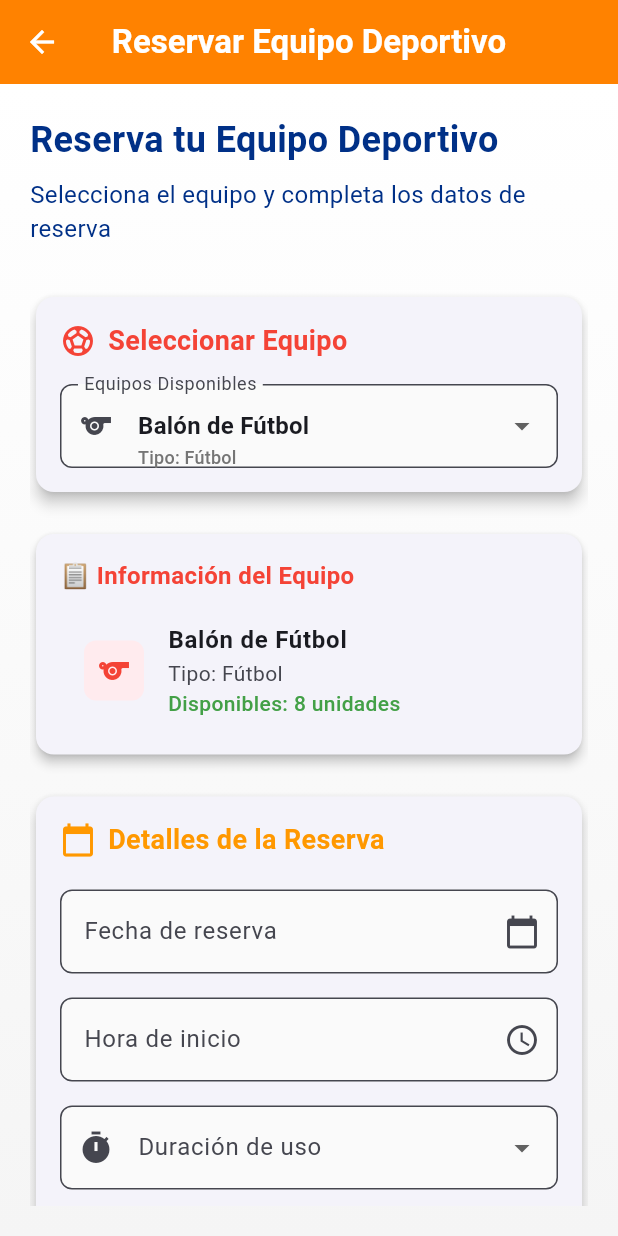
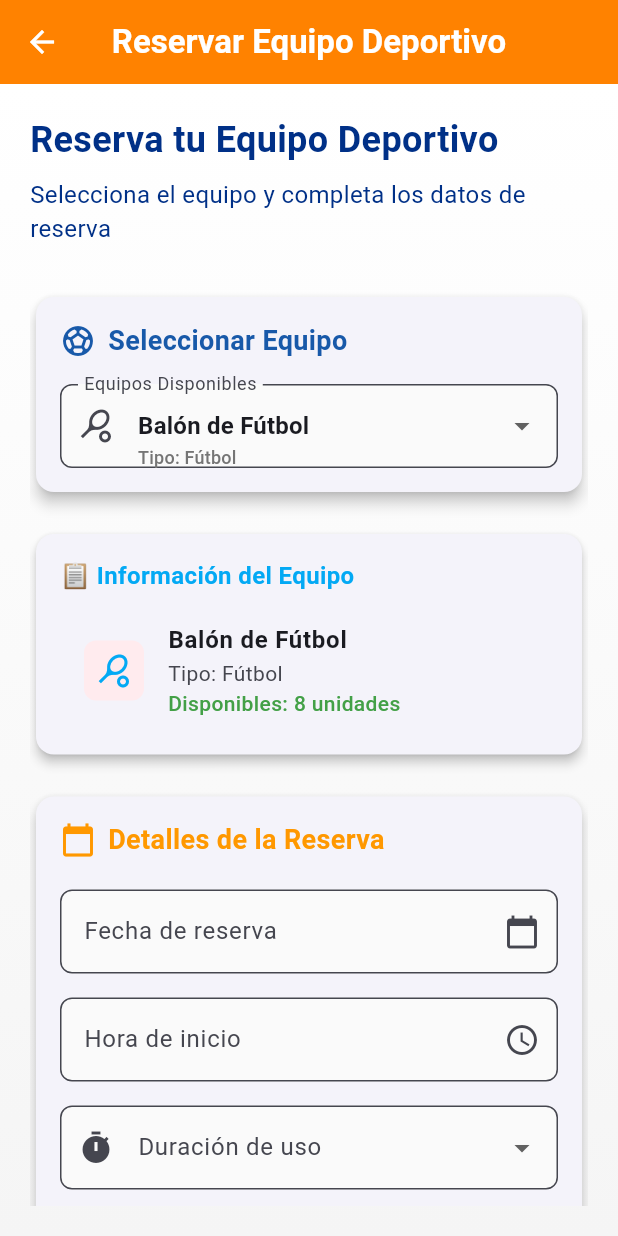
Before and after one commit to CarlRTS/RESERMET_IS, a Flutter app: the ReservationFormEquipment screen opened directly, on a phone screen of 412 x 824 dp. Run offline on Flutter 3.47's test engine with Material 3 defaults, Android fonts, the light colour scheme and no system bars; our stand-ins replace supabase_flutter; accounts and stored records are empty.

Commit message:
Frontend completo
frontend listo para articulos deportivos y consolas

```diff
--- a/resermet_2/lib/screens/reservations/reservation_form_console.dart
+++ b/resermet_2/lib/screens/reservations/reservation_form_console.dart
@@ -521,7 +521,7 @@ class _ReservationFormConsoleState extends State<ReservationFormConsole> {
                               'Información importante',
                               style: TextStyle(
                                 fontWeight: FontWeight.bold,
-                                color: Colors.blue,
+                                color: AppColors.unimetBlue,
                               ),
                             ),
                           ],
--- a/resermet_2/lib/screens/reservations/reservation_form_equipment.dart
+++ b/resermet_2/lib/screens/reservations/reservation_form_equipment.dart
@@ -180,7 +180,7 @@ class _ReservationFormEquipmentState extends State<ReservationFormEquipment> {
                             children: [
                               Icon(
                                 Icons.sports_soccer,
-                                color: Colors.red,
+                                color: AppColors.unimetBlueSecondary,
                                 size: 24,
                               ),
                               SizedBox(width: 8),
@@ -189,7 +189,7 @@ class _ReservationFormEquipmentState extends State<ReservationFormEquipment> {
                                 style: TextStyle(
                                   fontSize: 18,
                                   fontWeight: FontWeight.bold,
-                                  color: Colors.red,
+                                  color: AppColors.unimetBlueSecondary,
                                 ),
                               ),
                             ],
@@ -202,7 +202,7 @@ class _ReservationFormEquipmentState extends State<ReservationFormEquipment> {
                               border: OutlineInputBorder(
                                 borderRadius: BorderRadius.circular(8),
                               ),
-                              prefixIcon: const Icon(Icons.sports),
+                              prefixIcon: const Icon(Icons.sports_tennis_sharp),
                               filled: true,
                               fillColor: Colors.grey.shade50,
                             ),
@@ -271,7 +271,7 @@ class _ReservationFormEquipmentState extends State<ReservationFormEquipment> {
                               style: TextStyle(
                                 fontWeight: FontWeight.bold,
                                 fontSize: 16,
-                                color: Colors.red,
+                                color: Colors.lightBlue,
                               ),
                             ),
                             const SizedBox(height: 12),
@@ -283,8 +283,8 @@ class _ReservationFormEquipmentState extends State<ReservationFormEquipment> {
                                   borderRadius: BorderRadius.circular(8),
                                 ),
                                 child: const Icon(
-                                  Icons.sports,
-                                  color: Colors.red,
+                                  Icons.sports_tennis_sharp,
+                                  color: Colors.lightBlue,
                                 ),
                               ),
                               title: Text(
@@ -475,7 +475,7 @@ class _ReservationFormEquipmentState extends State<ReservationFormEquipment> {
                     child: ElevatedButton(
                       onPressed: _submitReservation,
                       style: ElevatedButton.styleFrom(
-                        backgroundColor: Colors.red,
+                        backgroundColor: Colors.green,
                         shape: RoundedRectangleBorder(
                           borderRadius: BorderRadius.circular(12),
                         ),
@@ -506,22 +506,22 @@ class _ReservationFormEquipmentState extends State<ReservationFormEquipment> {
                     width: double.infinity,
                     padding: const EdgeInsets.all(16),
                     decoration: BoxDecoration(
-                      color: Colors.red.shade50,
+                      color: Colors.blue.shade50,
                       borderRadius: BorderRadius.circular(12),
-                      border: Border.all(color: Colors.red.shade100),
+                      border: Border.all(color: Colors.blue.shade100),
                     ),
                     child: const Column(
                       crossAxisAlignment: CrossAxisAlignment.start,
                       children: [
                         Row(
                           children: [
-                            Icon(Icons.info, color: Colors.red, size: 20),
+                            Icon(Icons.info, color: Colors.lightBlue, size: 20),
                             SizedBox(width: 8),
                             Text(
                               'Información importante',
                               style: TextStyle(
                                 fontWeight: FontWeight.bold,
-                                color: Colors.red,
+                                color: AppColors.unimetBlue,
                               ),
                             ),
                           ],
```
